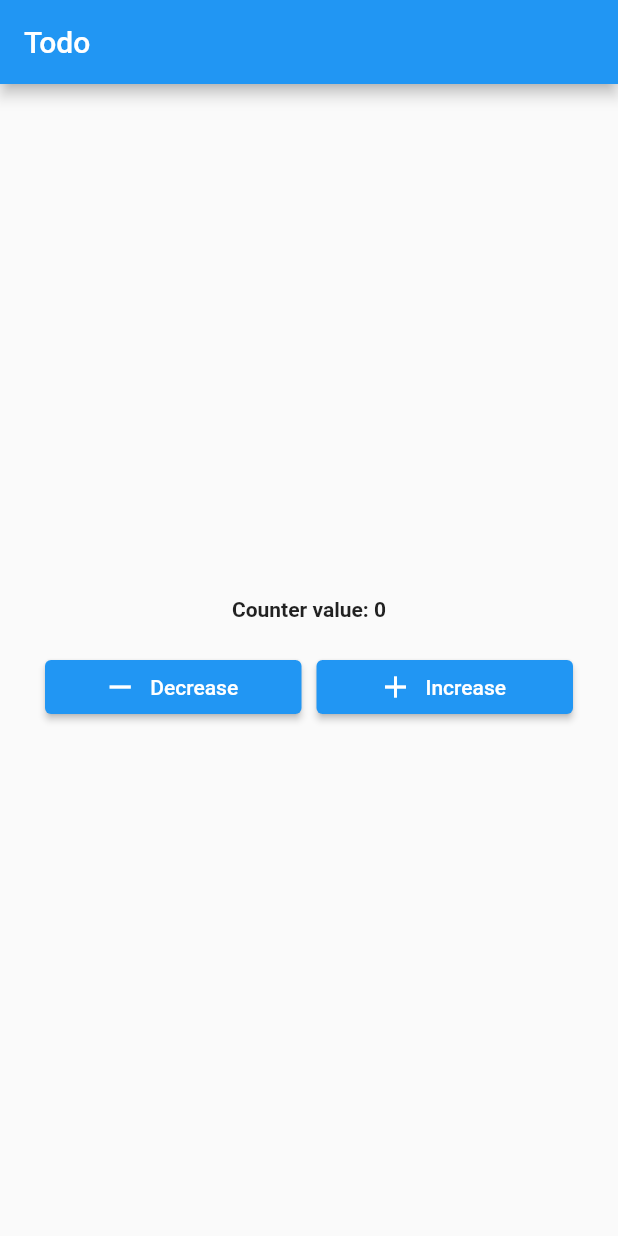
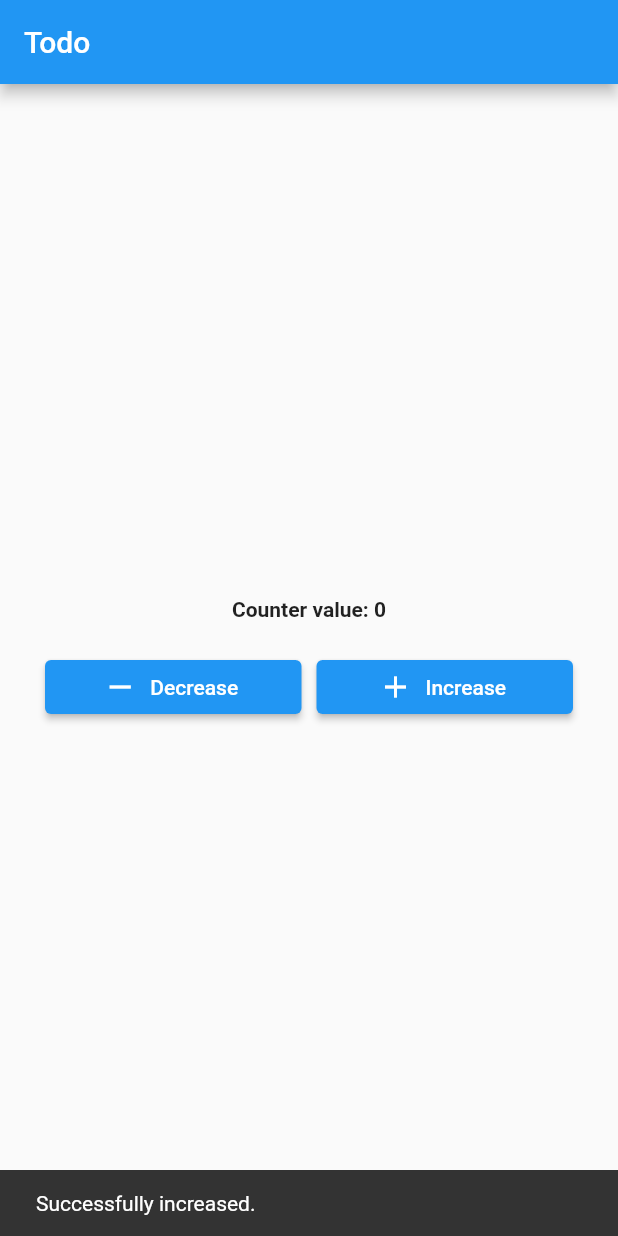
Before and after one commit to Haraprosad/flutter_bloc_basic_with_counter_app, a Flutter app: the screen it shows after launch, after a tap on "Decrease", after a tap on "Increase", on a phone screen of 412 x 824 dp. Run offline on Flutter 3.47's test engine with Material 2 defaults, Android fonts, the phone set to English and light mode, and no system bars; our stand-ins replace bloc, equatable, flutter_bloc.

Commit message:
Use BlocListener to show snackbar

```diff
--- a/lib/modules/home/bloc/counter_bloc.dart
+++ b/lib/modules/home/bloc/counter_bloc.dart
@@ -7,11 +7,11 @@ part 'counter_state.dart';
 class CounterBloc extends Bloc<CounterEvent, CounterState> {
   CounterBloc() : super(CounterInitial()) {
     on<CounterIncrementEvent>((event, emit) {
-      emit(CounterState(counterValue: state.counterValue + 1));
+      emit(CounterIncrementState(increasedValue: state.counterValue + 1));
     });
 
     on<CounterDecrementEvent>((event, emit) {
-      emit(CounterState(counterValue: state.counterValue - 1));
+      emit(CounterDecrementState(decreasedValue: state.counterValue - 1));
     });
 
   }
--- a/lib/modules/home/bloc/counter_state.dart
+++ b/lib/modules/home/bloc/counter_state.dart
@@ -9,5 +9,13 @@ class CounterState extends Equatable {
 }
 
 class CounterInitial extends CounterState {
-  const CounterInitial():super(counterValue: 0);
+  const CounterInitial() : super(counterValue: 0);
 }
+
+class CounterIncrementState extends CounterState {
+  const CounterIncrementState({required int increasedValue}) : super(counterValue: increasedValue);
+}
+
+class CounterDecrementState extends CounterState {
+  const CounterDecrementState({required int decreasedValue}) : super(counterValue: decreasedValue);
+}
--- a/lib/modules/home/view/home_view.dart
+++ b/lib/modules/home/view/home_view.dart
@@ -17,12 +17,25 @@ class MyHomePage extends StatelessWidget {
           child: Column(
             mainAxisAlignment: MainAxisAlignment.center,
             children: <Widget>[
-              BlocBuilder<CounterBloc, CounterState>(
+              BlocListener<CounterBloc, CounterState>(
+                listener: (context, state) {
+                  if (state is CounterIncrementState) {
+                    ScaffoldMessenger.of(context).showSnackBar(
+                        const SnackBar(content: Text("Successfully increased."),duration: Duration(seconds: 1),));
+                  }
+                  if (state is CounterDecrementState) {
+                    ScaffoldMessenger.of(context).showSnackBar(
+                        const SnackBar(content: Text("Successfully decreased."),duration: Duration(seconds: 1)));
+                  }
+                },
+                child: BlocBuilder<CounterBloc, CounterState>(
                 builder: (context, state) => Text(
                   'Counter value: ${state.counterValue}',
                   style: TextStyle(fontWeight: FontWeight.bold),
                 ),
               ),
+              ),
+
               SizedBox(
                 height: 20,
               ),
```
